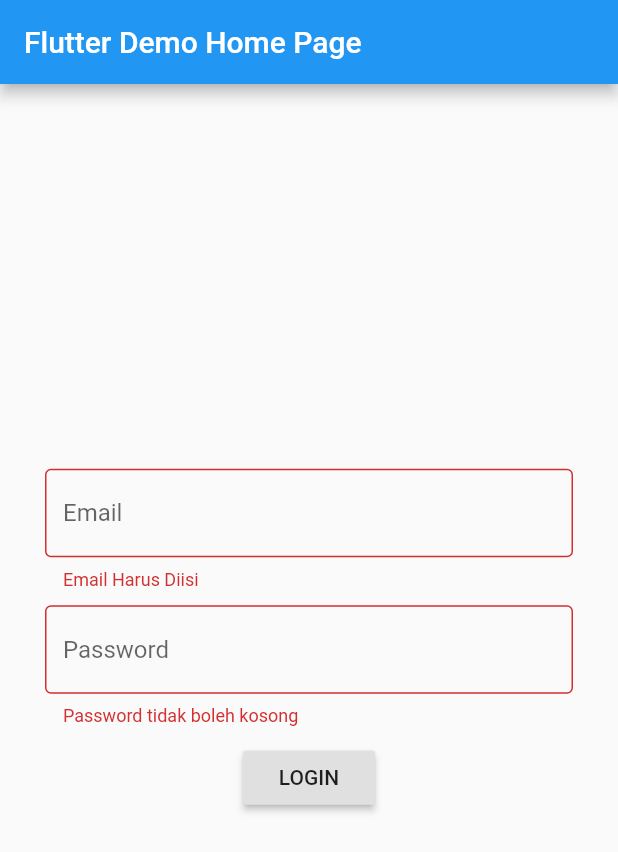
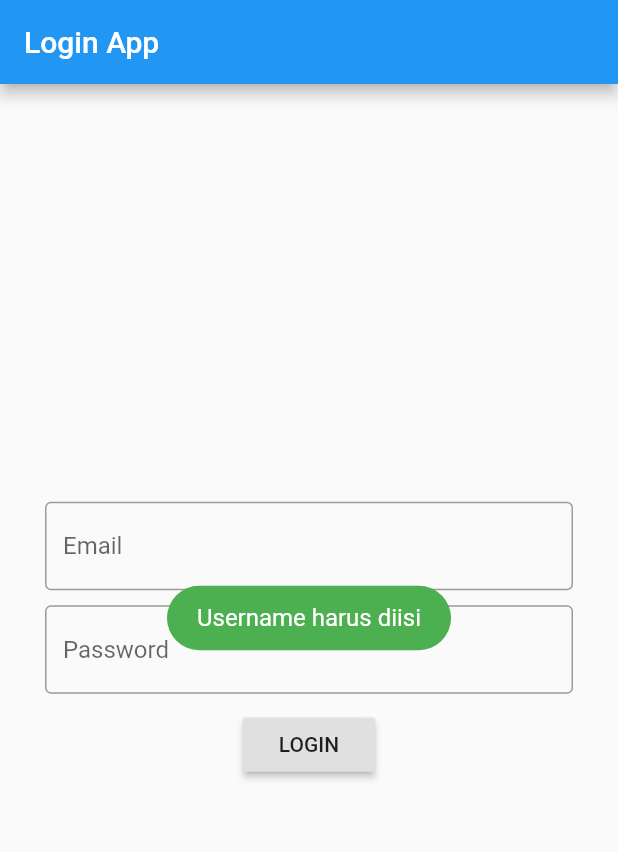
Before and after one commit to imaldi/task_4_flutter_aldi_irsan, a Flutter app: the MyHomePage screen opened directly, after a tap on "LOGIN", on a phone screen of 412 x 824 dp. Shown: the top 852 px of the screen. Run offline on Flutter 3.47's test engine with Material 2 defaults, Android fonts, the phone set to English and light mode, and no system bars; our stand-ins replace fluttertoast.

Commit message:
update title halaman

```diff
--- a/lib/home_page.dart
+++ b/lib/home_page.dart
@@ -1,6 +1,5 @@
 import 'package:flutter/material.dart';
 import 'package:flutter/rendering.dart';
-import 'main.dart';
 
 class HomePage extends StatelessWidget{
   final String username;
@@ -12,7 +11,7 @@ class HomePage extends StatelessWidget{
     return Scaffold(
       appBar: AppBar(
         title: Center(
-          child: Text('Covid 19 News'),
+          child: Text('Home Screen'),
         ),
       ),
       body: Center(
--- a/lib/main.dart
+++ b/lib/main.dart
@@ -17,7 +17,7 @@ class MyApp extends StatelessWidget {
         primarySwatch: Colors.blue,
         visualDensity: VisualDensity.adaptivePlatformDensity,
       ),
-      home: MyHomePage(title: 'Flutter Demo Home Page'),
+      home: MyHomePage(title: 'Login App'),
     );
   }
 }
@@ -56,12 +56,12 @@ class _MyHomePageState extends State<MyHomePage> {
               ),
               TextFormField(
                 controller: usernameController,
-                validator: (String value) {
-                  if (value.isEmpty) {
-                    return "Email Harus Diisi";
-                  }
-                  return null;
-                },
+                // validator: (String value) {
+                //   if (value.isEmpty) {
+                //     return "Email Harus Diisi";
+                //   }
+                //   return null;
+                // },
                 decoration: InputDecoration(
                   hintText: "Email",
                   border: OutlineInputBorder(
@@ -73,12 +73,12 @@ class _MyHomePageState extends State<MyHomePage> {
               ),
               TextFormField(
                 controller: passwordController,
-                validator: (String value) {
-                  if (value.isEmpty) {
-                    return "Password tidak boleh kosong";
-                  }
-                  return null;
-                },
+                // validator: (String value) {
+                //   if (value.isEmpty) {
+                //     return "Password tidak boleh kosong";
+                //   }
+                //   return null;
+                // },
                 decoration: InputDecoration(
                   hintText: "Password",
                   border: OutlineInputBorder(
@@ -96,6 +96,36 @@ class _MyHomePageState extends State<MyHomePage> {
                     if(usernameController.text == "admin" && passwordController.text == "admin"){
                       Navigator.pushReplacement(context,
                           MaterialPageRoute(builder: (context) => HomePage(username : usernameController.text, password : passwordController.text))
+                      );
+                    } else if(usernameController.text == ""){
+                      Fluttertoast.showToast(
+                          msg: "Username harus diisi",
+                          toastLength: Toast.LENGTH_SHORT,
+                          gravity: ToastGravity.CENTER,
+                          timeInSecForIos: 1,
+                          backgroundColor: Colors.green,
+                          textColor: Colors.white,
+                          fontSize: 16.0
+                      );
+                    }else if(passwordController.text == ""){
+                      Fluttertoast.showToast(
+                          msg: "Password harus diisi",
+                          toastLength: Toast.LENGTH_SHORT,
+                          gravity: ToastGravity.CENTER,
+                          timeInSecForIos: 1,
+                          backgroundColor: Colors.green,
+                          textColor: Colors.white,
+                          fontSize: 16.0
+                      );
+                    } else if(passwordController.text.length < 5){
+                      Fluttertoast.showToast(
+                          msg: "Password tidak boleh kurang dari 5",
+                          toastLength: Toast.LENGTH_SHORT,
+                          gravity: ToastGravity.CENTER,
+                          timeInSecForIos: 1,
+                          backgroundColor: Colors.green,
+                          textColor: Colors.white,
+                          fontSize: 16.0
                       );
                     } else {
                       Fluttertoast.showToast(
```
